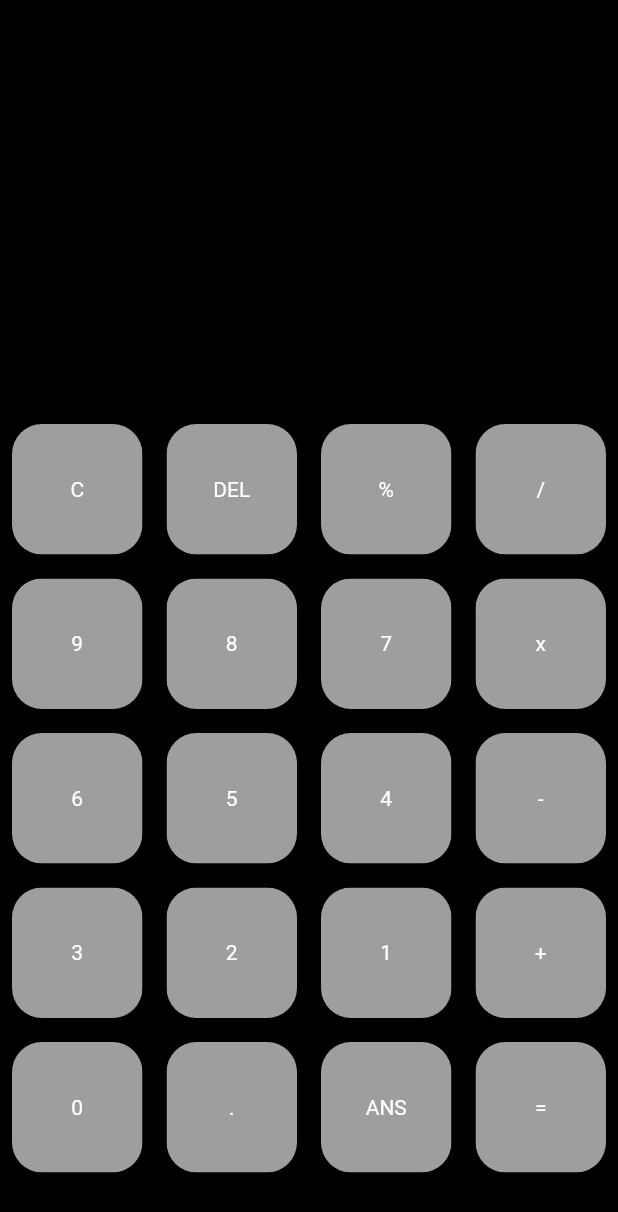
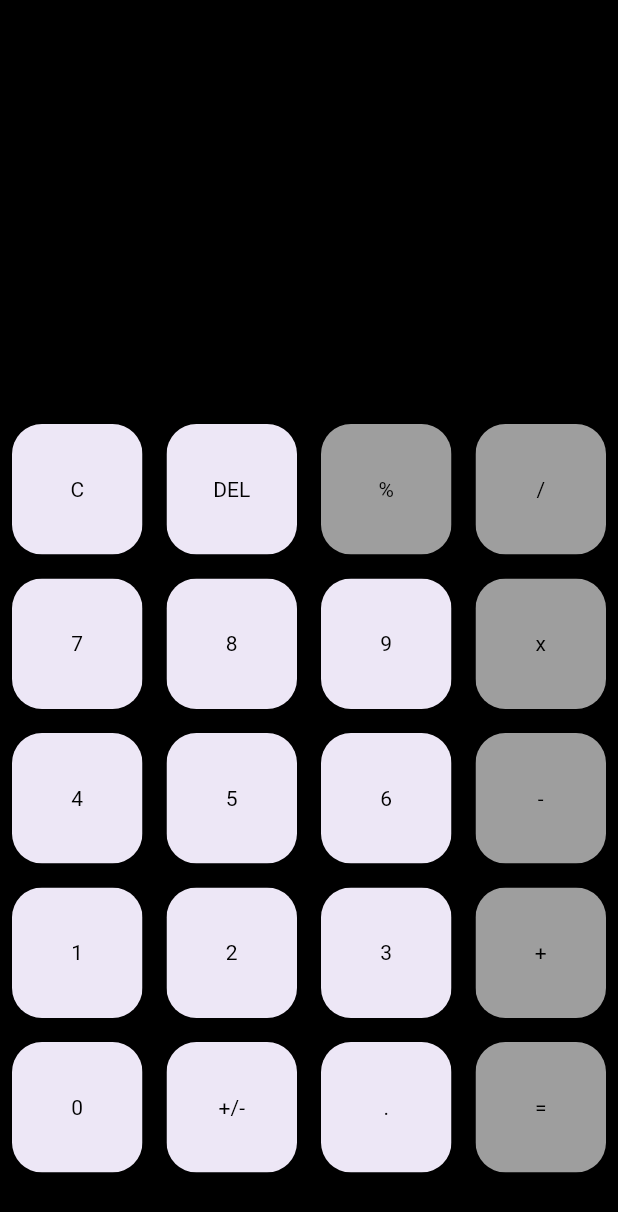
Before and after one commit to aayushkoirala/calculator, a Flutter app: the screen it shows after launch, on a phone screen of 412 x 824 dp. Shown: the top 1212 px of the screen. Run offline on Flutter 3.47's test engine with Material 2 defaults, Android fonts, the phone set to English and light mode, and no system bars.

Commit message:
button format changes

```diff
--- a/lib/main.dart
+++ b/lib/main.dart
@@ -27,21 +27,21 @@ class _HomePageState extends State<HomePage> {
     'DEL',
     '%',
     '/',
+    '7',
+    '8',
     '9',
-    '8',
-    '7',
     'x',
+    '4',
+    '5',
     '6',
-    '5',
-    '4',
     '-',
+    '1',
+    '2',
     '3',
-    '2',
-    '1',
     '+',
     '0',
+    '+/-',
     '.',
-    'ANS',
     '=',
   ];
 
@@ -64,8 +64,12 @@ class _HomePageState extends State<HomePage> {
                   itemBuilder: (BuildContext context, int index) {
                     return MyButton(
                       buttonText: buttons[index],
-                      color: Colors.grey,
-                      textColor: Colors.white,
+                      color: isOperator(buttons[index])
+                          ? Colors.grey
+                          : Colors.deepPurple[50],
+                      textColor: isOperator(buttons[index])
+                          ? Colors.black
+                          : Colors.black,
                     );
                   }),
             ),
@@ -74,4 +78,11 @@ class _HomePageState extends State<HomePage> {
       ),
     );
   }
+
+  bool isOperator(String x) {
+    if (x == '%' || x == '/' || x == 'x' || x == '-' || x == '+' || x == '=') {
+      return true;
+    }
+    return false;
+  }
 }
```
